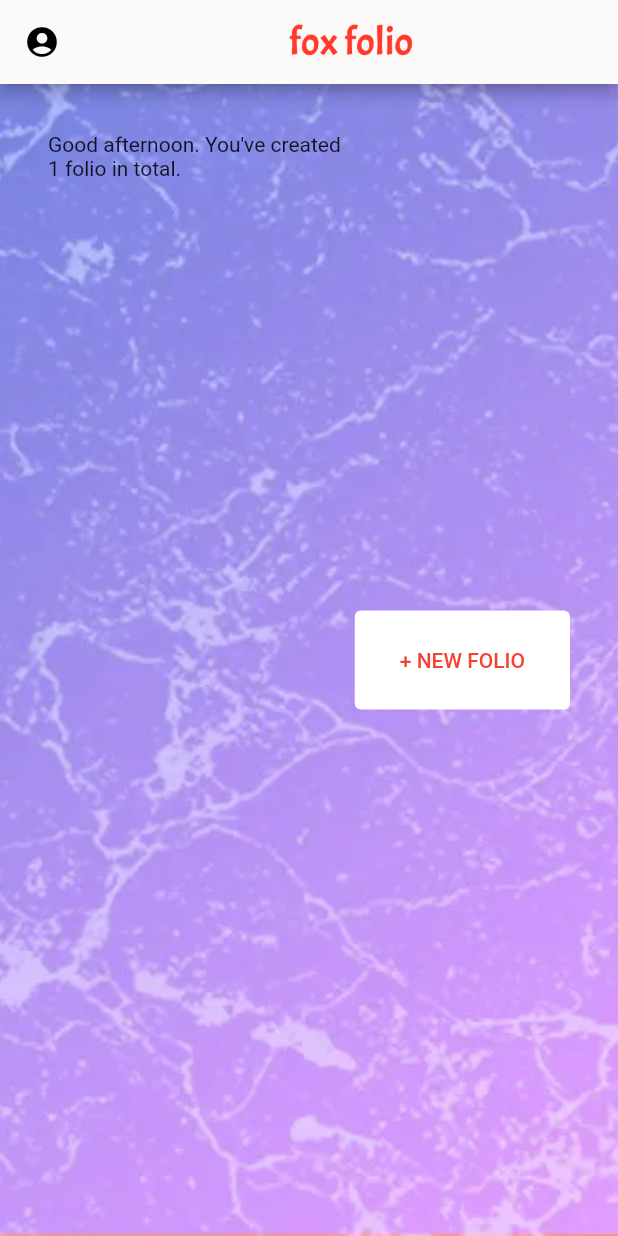
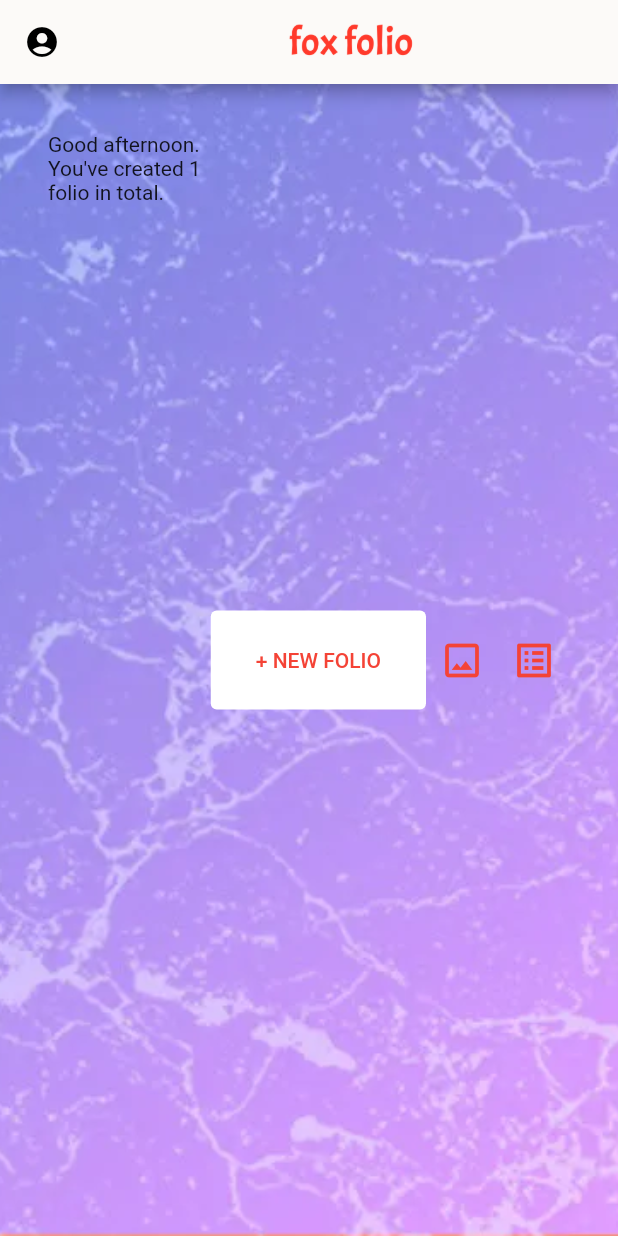
Before and after one commit to jademisato/fox, a Flutter app: the screen it shows after launch, on a phone screen of 412 x 824 dp. Run offline on Flutter 3.47's test engine with Material 2 defaults, Android fonts, the phone set to English and light mode, and no system bars.

Commit message:
Add a button to top section

```diff
--- a/lib/main.dart
+++ b/lib/main.dart
@@ -16,6 +16,7 @@
               crossAxisAlignment: CrossAxisAlignment.start,
               children: [
                 Container(
+                  // decoration: BoxDecoration(color: Colors.yellow,),
                   padding: const EdgeInsets.only(bottom: 8),
                   child: const Text(
                     'Good afternoon. You\'ve created 1 folio in total.',
@@ -31,6 +32,24 @@
               primary: Colors.red[500],
               backgroundColor: Colors.white,
               padding: EdgeInsets.fromLTRB(30, 25, 30, 25),
+            ),
+          ),
+          IconButton(
+            onPressed: () {},
+            icon: const Icon(
+              Icons.crop_original,
+              color: Colors.red,
+              size: 30.0,
+              semanticLabel: 'Grid View',
+            ),
+          ),
+          IconButton(
+            onPressed: () {},
+            icon: const Icon(
+              Icons.list_alt,
+              color: Colors.red,
+              size: 30.0,
+              semanticLabel: 'List View',
             ),
           ),
         ],
```
